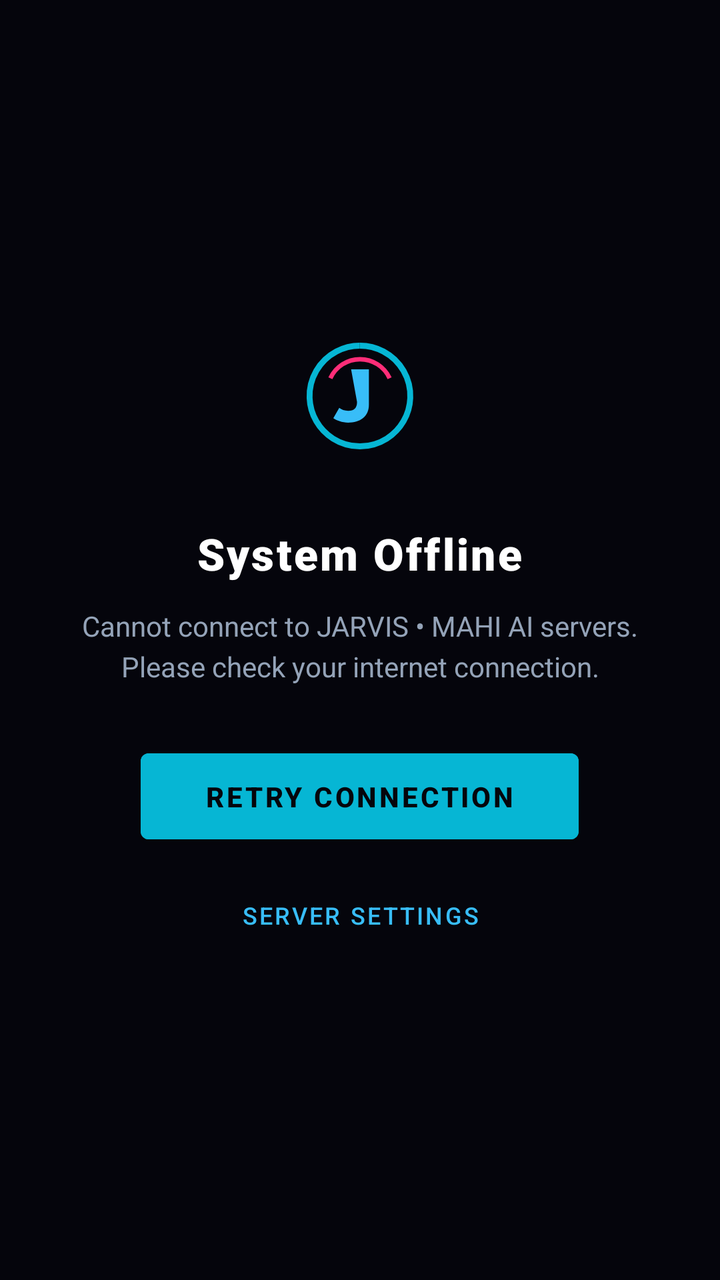
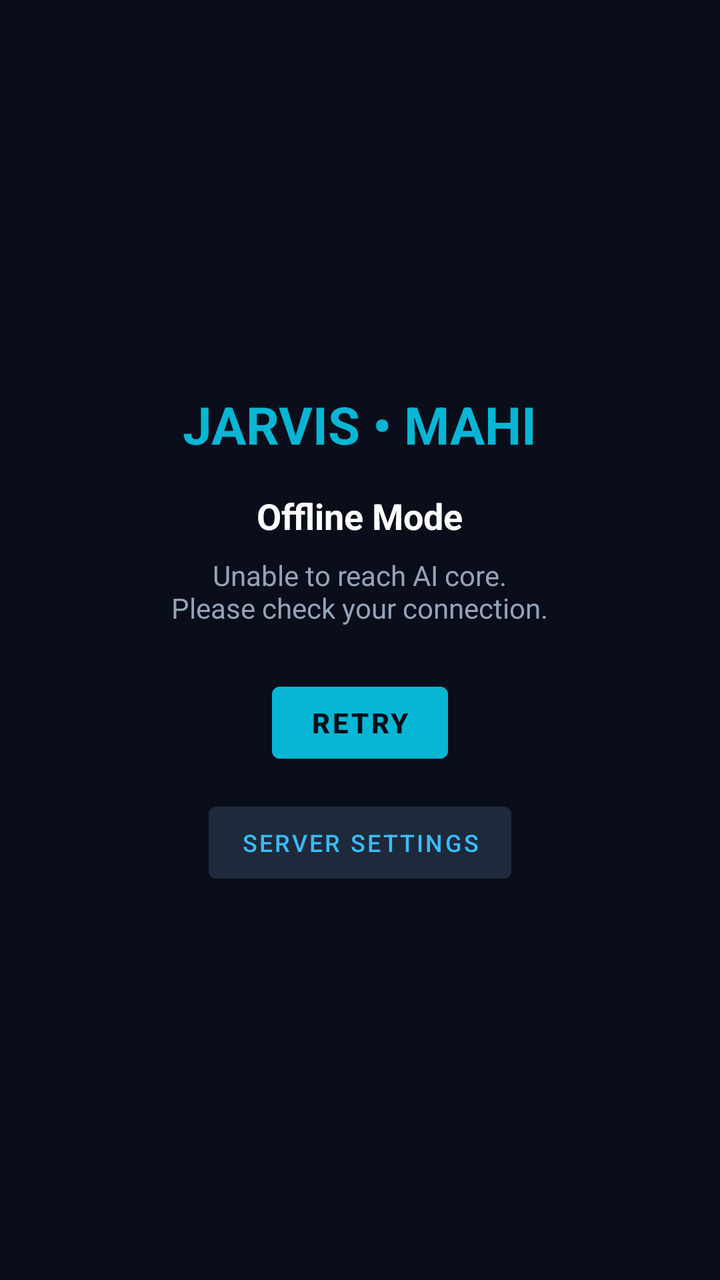

The first picture is an Android layout as it rendered before a commit; the second is the same layout after the commit. The layout source and the unified diff follow.
<!-- AndroidManifest.xml: application theme Theme.JarvisMahi -->
<!-- res/layout/layout_error.xml -->
<?xml version="1.0" encoding="utf-8"?>
<LinearLayout xmlns:android="http://schemas.android.com/apk/res/android"
    android:layout_width="match_parent"
    android:layout_height="match_parent"
    android:background="@color/bg_dark"
    android:gravity="center"
    android:orientation="vertical"
    android:padding="32dp">

    
    <TextView
        android:layout_width="80dp"
        android:layout_height="80dp"
        android:background="@drawable/ic_launcher_foreground"
        android:gravity="center" />

    <TextView
        android:layout_width="wrap_content"
        android:layout_height="wrap_content"
        android:layout_marginTop="24dp"
        android:fontFamily="sans-serif-black"
        android:letterSpacing="0.05"
        android:text="@string/error_offline_title"
        android:textColor="@color/text_primary"
        android:textSize="22sp" />

    <TextView
        android:layout_width="wrap_content"
        android:layout_height="wrap_content"
        android:layout_marginTop="12dp"
        android:gravity="center"
        android:lineSpacingExtra="4dp"
        android:text="@string/error_offline_message"
        android:textColor="@color/text_secondary"
        android:textSize="14sp" />

    
    <Button
        android:id="@+id/btnRetry"
        android:layout_width="wrap_content"
        android:layout_height="wrap_content"
        android:layout_marginTop="28dp"
        android:backgroundTint="@color/cyan_primary"
        android:paddingHorizontal="32dp"
        android:paddingVertical="12dp"
        android:text="@string/btn_retry"
        android:textColor="@color/bg_dark"
        android:textStyle="bold" />

    
    <Button
        android:id="@+id/btnConfigServer"
        style="@style/Widget.MaterialComponents.Button.TextButton"
        android:layout_width="wrap_content"
        android:layout_height="wrap_content"
        android:layout_marginTop="8dp"
        android:text="@string/btn_settings"
        android:textColor="@color/cyan_light"
        android:textSize="12sp" />

</LinearLayout>
<!-- resources referenced by this layout -->
<resources>
  <color name="bg_dark">#05050C</color>
  <color name="cyan_light">#38BDF8</color>
  <color name="cyan_primary">#06B6D4</color>
  <color name="text_primary">#FFFFFF</color>
  <color name="text_secondary">#94A3B8</color>
  <!-- drawable ic_launcher_foreground (drawable) -->
  <?xml version="1.0" encoding="utf-8"?>
  <vector xmlns:android="http://schemas.android.com/apk/res/android"
      android:width="108dp"
      android:height="108dp"
      android:viewportWidth="108"
      android:viewportHeight="108">
      
      <path
          android:strokeColor="#06B6D4"
          android:strokeWidth="4"
          android:pathData="M54,20 A34,34 0 1,1 53.9,20" />
      
      <path
          android:strokeColor="#FF2D78"
          android:strokeWidth="3"
          android:pathData="M34,42 A22,22 0 0,1 74,42" />
      
      <path
          android:fillColor="#38BDF8"
          android:pathData="M48,36 h12 v24 c0,8 -6,12 -14,12 c-4,0 -8,-1.5 -10,-3 l4,-7 c1.5,1.2 3.5,2 6,2 c4,0 6,-2 6,-6 z" />
  </vector>
  <string name="btn_retry">Retry Connection</string>
  <string name="btn_settings">Server Settings</string>
  <string name="error_offline_message">Cannot connect to JARVIS • MAHI AI servers. Please check your internet connection.</string>
  <string name="error_offline_title">System Offline</string>
  <style name="Theme.JarvisMahi" parent="Theme.MaterialComponents.DayNight.NoActionBar">
          
          <item name="colorPrimary">@color/cyan_primary</item>
          <item name="colorPrimaryVariant">@color/cyan_light</item>
          <item name="colorOnPrimary">@color/bg_dark</item>
          
          
          <item name="colorSecondary">@color/pink_accent</item>
          <item name="colorSecondaryVariant">@color/purple_accent</item>
          <item name="colorOnSecondary">@color/text_primary</item>
          
          
          <item name="android:statusBarColor">@color/bg_darker</item>
          <item name="android:windowLightStatusBar">false</item>
          
          
          <item name="android:navigationBarColor">@color/bg_darker</item>
          <item name="android:windowBackground">@color/bg_dark</item>
      </style>
  <color name="pink_accent">#FF2D78</color>
  <color name="purple_accent">#A855F7</color>
  <color name="bg_darker">#020206</color>
</resources>

<!-- the commit's change to res/layout/layout_error.xml (unified diff, before → after) -->
@@ -2,60 +2,55 @@
 <LinearLayout xmlns:android="http://schemas.android.com/apk/res/android"
     android:layout_width="match_parent"
     android:layout_height="match_parent"
-    android:background="@color/bg_dark"
+    android:background="#0A0E1A"
     android:gravity="center"
     android:orientation="vertical"
     android:padding="32dp">
 
-    
     <TextView
-        android:layout_width="80dp"
-        android:layout_height="80dp"
-        android:background="@drawable/ic_launcher_foreground"
-        android:gravity="center" />
+        android:layout_width="wrap_content"
+        android:layout_height="wrap_content"
+        android:text="JARVIS • MAHI"
+        android:textColor="#06B6D4"
+        android:textSize="26sp"
+        android:textStyle="bold" />
 
     <TextView
         android:layout_width="wrap_content"
         android:layout_height="wrap_content"
-        android:layout_marginTop="24dp"
-        android:fontFamily="sans-serif-black"
-        android:letterSpacing="0.05"
-        android:text="@string/error_offline_title"
-        android:textColor="@color/text_primary"
-        android:textSize="22sp" />
+        android:layout_marginTop="16dp"
+        android:text="Offline Mode"
+        android:textColor="#FFFFFF"
+        android:textSize="18sp"
+        android:textStyle="bold" />
 
     <TextView
         android:layout_width="wrap_content"
         android:layout_height="wrap_content"
-        android:layout_marginTop="12dp"
+        android:layout_marginTop="8dp"
         android:gravity="center"
-        android:lineSpacingExtra="4dp"
-        android:text="@string/error_offline_message"
-        android:textColor="@color/text_secondary"
+        android:text="Unable to reach AI core.\nPlease check your connection."
+        android:textColor="#94A3B8"
         android:textSize="14sp" />
 
-    
     <Button
         android:id="@+id/btnRetry"
         android:layout_width="wrap_content"
         android:layout_height="wrap_content"
-        android:layout_marginTop="28dp"
-        android:backgroundTint="@color/cyan_primary"
-        android:paddingHorizontal="32dp"
-        android:paddingVertical="12dp"
-        android:text="@string/btn_retry"
-        android:textColor="@color/bg_dark"
+        android:layout_marginTop="24dp"
+        android:backgroundTint="#06B6D4"
+        android:text="Retry"
+        android:textColor="#0A0E1A"
         android:textStyle="bold" />
 
-    
     <Button
         android:id="@+id/btnConfigServer"
-        style="@style/Widget.MaterialComponents.Button.TextButton"
         android:layout_width="wrap_content"
         android:layout_height="wrap_content"
-        android:layout_marginTop="8dp"
-        android:text="@string/btn_settings"
-        android:textColor="@color/cyan_light"
+        android:layout_marginTop="12dp"
+        android:backgroundTint="#1E293B"
+        android:text="Server Settings"
+        android:textColor="#38BDF8"
         android:textSize="12sp" />
 
 </LinearLayout>
<!-- resource entries referenced after the edit -->
@@ -4,33 +4,6 @@
   <color name="cyan_light">#38BDF8</color>
   <color name="cyan_primary">#06B6D4</color>
   <color name="text_primary">#FFFFFF</color>
-  <color name="text_secondary">#94A3B8</color>
-  <!-- drawable ic_launcher_foreground (drawable) -->
-  <?xml version="1.0" encoding="utf-8"?>
-  <vector xmlns:android="http://schemas.android.com/apk/res/android"
-      android:width="108dp"
-      android:height="108dp"
-      android:viewportWidth="108"
-      android:viewportHeight="108">
-      
-      <path
-          android:strokeColor="#06B6D4"
-          android:strokeWidth="4"
-          android:pathData="M54,20 A34,34 0 1,1 53.9,20" />
-      
-      <path
-          android:strokeColor="#FF2D78"
-          android:strokeWidth="3"
-          android:pathData="M34,42 A22,22 0 0,1 74,42" />
-      
-      <path
-          android:fillColor="#38BDF8"
-          android:pathData="M48,36 h12 v24 c0,8 -6,12 -14,12 c-4,0 -8,-1.5 -10,-3 l4,-7 c1.5,1.2 3.5,2 6,2 c4,0 6,-2 6,-6 z" />
-  </vector>
-  <string name="btn_retry">Retry Connection</string>
-  <string name="btn_settings">Server Settings</string>
-  <string name="error_offline_message">Cannot connect to JARVIS • MAHI AI servers. Please check your internet connection.</string>
-  <string name="error_offline_title">System Offline</string>
   <style name="Theme.JarvisMahi" parent="Theme.MaterialComponents.DayNight.NoActionBar">
           
           <item name="colorPrimary">@color/cyan_primary</item>
